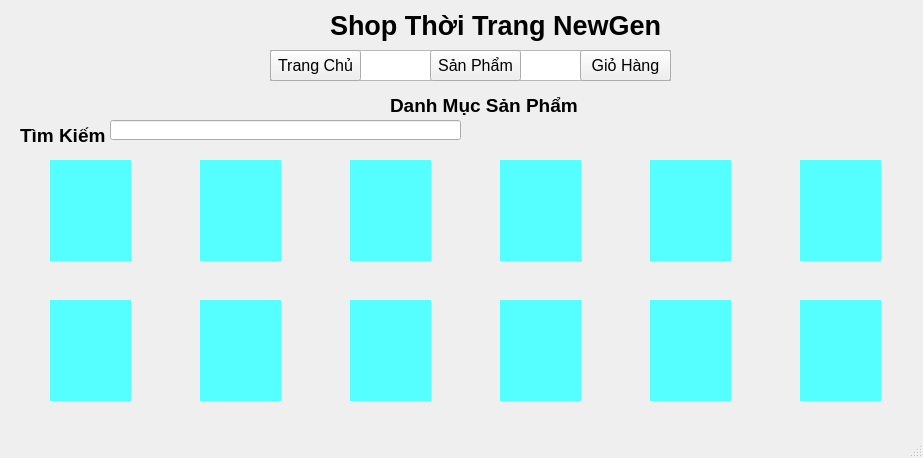
huynpvk25406-crypto/main, file sanpham.ui: the form before one commit.
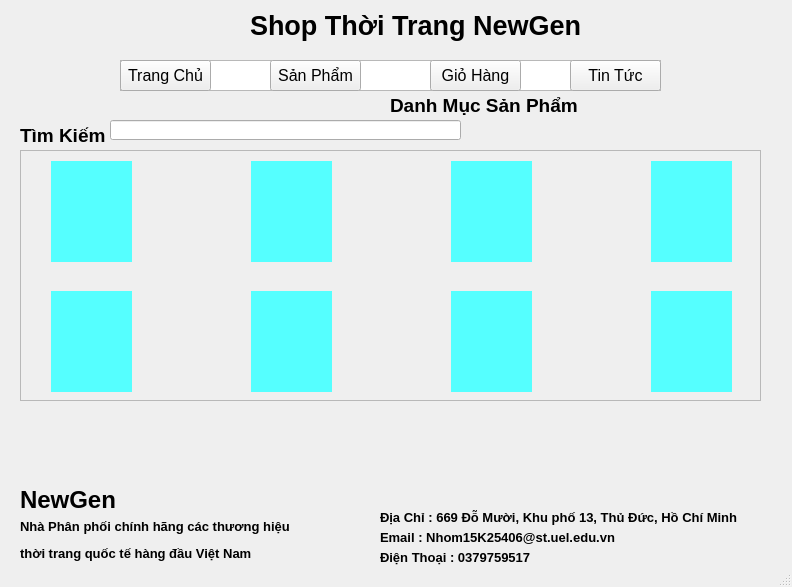
The form after the commit.

```diff
--- a/sanpham.ui
+++ b/sanpham.ui
@@ -6,8 +6,8 @@
    <rect>
     <x>0</x>
     <y>0</y>
-    <width>923</width>
-    <height>458</height>
+    <width>792</width>
+    <height>587</height>
    </rect>
   </property>
   <property name="windowTitle">
@@ -17,7 +17,7 @@
    <widget class="QLabel" name="label">
     <property name="geometry">
      <rect>
-      <x>330</x>
+      <x>250</x>
       <y>0</y>
       <width>341</width>
       <height>51</height>
@@ -32,8 +32,8 @@
      <rect>
       <x>20</x>
       <y>10</y>
-      <width>91</width>
-      <height>81</height>
+      <width>71</width>
+      <height>61</height>
      </rect>
     </property>
     <property name="text">
@@ -79,204 +79,12 @@
      <string>&lt;html&gt;&lt;head/&gt;&lt;body&gt;&lt;p&gt;&lt;span style=&quot; font-size:14pt; font-weight:600;&quot;&gt;Tìm Kiếm&lt;/span&gt;&lt;/p&gt;&lt;/body&gt;&lt;/html&gt;</string>
     </property>
    </widget>
-   <widget class="QLabel" name="sp1">
-    <property name="geometry">
-     <rect>
-      <x>50</x>
-      <y>160</y>
-      <width>81</width>
-      <height>101</height>
-     </rect>
-    </property>
-    <property name="styleSheet">
-     <string notr="true">background-color: rgb(85, 255, 255);</string>
-    </property>
-    <property name="text">
-     <string/>
-    </property>
-   </widget>
-   <widget class="QLabel" name="sp2">
-    <property name="geometry">
-     <rect>
-      <x>200</x>
-      <y>160</y>
-      <width>81</width>
-      <height>101</height>
-     </rect>
-    </property>
-    <property name="styleSheet">
-     <string notr="true">background-color: rgb(85, 255, 255);</string>
-    </property>
-    <property name="text">
-     <string/>
-    </property>
-   </widget>
-   <widget class="QLabel" name="sp3">
-    <property name="geometry">
-     <rect>
-      <x>350</x>
-      <y>160</y>
-      <width>81</width>
-      <height>101</height>
-     </rect>
-    </property>
-    <property name="styleSheet">
-     <string notr="true">background-color: rgb(85, 255, 255);</string>
-    </property>
-    <property name="text">
-     <string/>
-    </property>
-   </widget>
-   <widget class="QLabel" name="sp4">
-    <property name="geometry">
-     <rect>
-      <x>500</x>
-      <y>160</y>
-      <width>81</width>
-      <height>101</height>
-     </rect>
-    </property>
-    <property name="styleSheet">
-     <string notr="true">background-color: rgb(85, 255, 255);</string>
-    </property>
-    <property name="text">
-     <string/>
-    </property>
-   </widget>
-   <widget class="QLabel" name="sp5">
-    <property name="geometry">
-     <rect>
-      <x>650</x>
-      <y>160</y>
-      <width>81</width>
-      <height>101</height>
-     </rect>
-    </property>
-    <property name="styleSheet">
-     <string notr="true">background-color: rgb(85, 255, 255);</string>
-    </property>
-    <property name="text">
-     <string/>
-    </property>
-   </widget>
-   <widget class="QLabel" name="sp9">
-    <property name="geometry">
-     <rect>
-      <x>350</x>
-      <y>300</y>
-      <width>81</width>
-      <height>101</height>
-     </rect>
-    </property>
-    <property name="styleSheet">
-     <string notr="true">background-color: rgb(85, 255, 255);</string>
-    </property>
-    <property name="text">
-     <string/>
-    </property>
-   </widget>
-   <widget class="QLabel" name="sp6">
-    <property name="geometry">
-     <rect>
-      <x>800</x>
-      <y>160</y>
-      <width>81</width>
-      <height>101</height>
-     </rect>
-    </property>
-    <property name="styleSheet">
-     <string notr="true">background-color: rgb(85, 255, 255);</string>
-    </property>
-    <property name="text">
-     <string/>
-    </property>
-   </widget>
-   <widget class="QLabel" name="sp10">
-    <property name="geometry">
-     <rect>
-      <x>500</x>
-      <y>300</y>
-      <width>81</width>
-      <height>101</height>
-     </rect>
-    </property>
-    <property name="styleSheet">
-     <string notr="true">background-color: rgb(85, 255, 255);</string>
-    </property>
-    <property name="text">
-     <string/>
-    </property>
-   </widget>
-   <widget class="QLabel" name="sp7">
-    <property name="geometry">
-     <rect>
-      <x>50</x>
-      <y>300</y>
-      <width>81</width>
-      <height>101</height>
-     </rect>
-    </property>
-    <property name="styleSheet">
-     <string notr="true">background-color: rgb(85, 255, 255);</string>
-    </property>
-    <property name="text">
-     <string/>
-    </property>
-   </widget>
-   <widget class="QLabel" name="sp11">
-    <property name="geometry">
-     <rect>
-      <x>650</x>
-      <y>300</y>
-      <width>81</width>
-      <height>101</height>
-     </rect>
-    </property>
-    <property name="styleSheet">
-     <string notr="true">background-color: rgb(85, 255, 255);</string>
-    </property>
-    <property name="text">
-     <string/>
-    </property>
-   </widget>
-   <widget class="QLabel" name="sp8">
-    <property name="geometry">
-     <rect>
-      <x>200</x>
-      <y>300</y>
-      <width>81</width>
-      <height>101</height>
-     </rect>
-    </property>
-    <property name="styleSheet">
-     <string notr="true">background-color: rgb(85, 255, 255);</string>
-    </property>
-    <property name="text">
-     <string/>
-    </property>
-   </widget>
-   <widget class="QLabel" name="sp12">
-    <property name="geometry">
-     <rect>
-      <x>800</x>
-      <y>300</y>
-      <width>81</width>
-      <height>101</height>
-     </rect>
-    </property>
-    <property name="styleSheet">
-     <string notr="true">background-color: rgb(85, 255, 255);</string>
-    </property>
-    <property name="text">
-     <string/>
-    </property>
-   </widget>
    <widget class="QTextEdit" name="textEdit">
     <property name="geometry">
      <rect>
-      <x>270</x>
-      <y>50</y>
-      <width>401</width>
+      <x>120</x>
+      <y>60</y>
+      <width>541</width>
       <height>31</height>
      </rect>
     </property>
@@ -284,8 +92,8 @@
    <widget class="QPushButton" name="sanpham">
     <property name="geometry">
      <rect>
-      <x>430</x>
-      <y>50</y>
+      <x>270</x>
+      <y>60</y>
       <width>91</width>
       <height>31</height>
      </rect>
@@ -299,29 +107,11 @@
      <string>Sản Phẩm</string>
     </property>
    </widget>
-   <widget class="QPushButton" name="giohang">
-    <property name="geometry">
-     <rect>
-      <x>580</x>
-      <y>50</y>
-      <width>91</width>
-      <height>31</height>
-     </rect>
-    </property>
-    <property name="font">
-     <font>
-      <pointsize>12</pointsize>
-     </font>
-    </property>
-    <property name="text">
-     <string>Giỏ Hàng</string>
-    </property>
-   </widget>
    <widget class="QPushButton" name="trangchu">
     <property name="geometry">
      <rect>
-      <x>270</x>
-      <y>50</y>
+      <x>120</x>
+      <y>60</y>
       <width>91</width>
       <height>31</height>
      </rect>
@@ -335,6 +125,291 @@
      <string>Trang Chủ</string>
     </property>
    </widget>
+   <widget class="QPushButton" name="tintuc">
+    <property name="geometry">
+     <rect>
+      <x>570</x>
+      <y>60</y>
+      <width>91</width>
+      <height>31</height>
+     </rect>
+    </property>
+    <property name="font">
+     <font>
+      <pointsize>12</pointsize>
+     </font>
+    </property>
+    <property name="text">
+     <string>Tin Tức</string>
+    </property>
+   </widget>
+   <widget class="QPushButton" name="giohang">
+    <property name="geometry">
+     <rect>
+      <x>430</x>
+      <y>60</y>
+      <width>91</width>
+      <height>31</height>
+     </rect>
+    </property>
+    <property name="font">
+     <font>
+      <pointsize>12</pointsize>
+     </font>
+    </property>
+    <property name="text">
+     <string>Giỏ Hàng</string>
+    </property>
+   </widget>
+   <widget class="QLabel" name="cuoi">
+    <property name="geometry">
+     <rect>
+      <x>0</x>
+      <y>400</y>
+      <width>791</width>
+      <height>81</height>
+     </rect>
+    </property>
+    <property name="text">
+     <string/>
+    </property>
+    <property name="scaledContents">
+     <bool>true</bool>
+    </property>
+   </widget>
+   <widget class="QLabel" name="label_5">
+    <property name="geometry">
+     <rect>
+      <x>380</x>
+      <y>550</y>
+      <width>371</width>
+      <height>16</height>
+     </rect>
+    </property>
+    <property name="text">
+     <string>&lt;html&gt;&lt;head/&gt;&lt;body&gt;&lt;p&gt;&lt;span style=&quot; font-size:10pt; font-weight:600;&quot;&gt;Điện Thoại : 0379759517&lt;/span&gt;&lt;/p&gt;&lt;/body&gt;&lt;/html&gt;</string>
+    </property>
+   </widget>
+   <widget class="QLabel" name="label_6">
+    <property name="geometry">
+     <rect>
+      <x>380</x>
+      <y>530</y>
+      <width>371</width>
+      <height>16</height>
+     </rect>
+    </property>
+    <property name="text">
+     <string>&lt;html&gt;&lt;head/&gt;&lt;body&gt;&lt;p&gt;&lt;span style=&quot; font-size:10pt; font-weight:600;&quot;&gt;Email : Nhom15K25406@st.uel.edu.vn&lt;/span&gt;&lt;/p&gt;&lt;/body&gt;&lt;/html&gt;</string>
+    </property>
+   </widget>
+   <widget class="QLabel" name="label_7">
+    <property name="geometry">
+     <rect>
+      <x>20</x>
+      <y>480</y>
+      <width>111</width>
+      <height>41</height>
+     </rect>
+    </property>
+    <property name="text">
+     <string>&lt;html&gt;&lt;head/&gt;&lt;body&gt;&lt;p&gt;&lt;span style=&quot; font-size:18pt; font-weight:600;&quot;&gt;NewGen&lt;/span&gt;&lt;/p&gt;&lt;/body&gt;&lt;/html&gt;</string>
+    </property>
+   </widget>
+   <widget class="QLabel" name="label_8">
+    <property name="geometry">
+     <rect>
+      <x>20</x>
+      <y>510</y>
+      <width>281</width>
+      <height>61</height>
+     </rect>
+    </property>
+    <property name="text">
+     <string>&lt;html&gt;&lt;head/&gt;&lt;body&gt;&lt;p&gt;&lt;span style=&quot; font-size:10pt; font-weight:600;&quot;&gt;Nhà Phân phối chính hãng các thương hiệu &lt;/span&gt;&lt;/p&gt;&lt;p&gt;&lt;span style=&quot; font-size:10pt; font-weight:600;&quot;&gt;thời trang quốc tế hàng đầu Việt Nam&lt;/span&gt;&lt;/p&gt;&lt;/body&gt;&lt;/html&gt;</string>
+    </property>
+   </widget>
+   <widget class="QLabel" name="label_9">
+    <property name="geometry">
+     <rect>
+      <x>380</x>
+      <y>510</y>
+      <width>401</width>
+      <height>16</height>
+     </rect>
+    </property>
+    <property name="text">
+     <string>&lt;html&gt;&lt;head/&gt;&lt;body&gt;&lt;p&gt;&lt;span style=&quot; font-size:10pt; font-weight:600;&quot;&gt;Địa Chỉ : 669 Đỗ Mười, Khu phố 13, Thủ Đức, Hồ Chí Minh&lt;/span&gt;&lt;/p&gt;&lt;/body&gt;&lt;/html&gt;</string>
+    </property>
+   </widget>
+   <widget class="QScrollArea" name="scrollArea">
+    <property name="geometry">
+     <rect>
+      <x>20</x>
+      <y>150</y>
+      <width>741</width>
+      <height>251</height>
+     </rect>
+    </property>
+    <property name="widgetResizable">
+     <bool>true</bool>
+    </property>
+    <widget class="QWidget" name="scrollAreaWidgetContents">
+     <property name="geometry">
+      <rect>
+       <x>0</x>
+       <y>0</y>
+       <width>739</width>
+       <height>249</height>
+      </rect>
+     </property>
+     <widget class="QLabel" name="sp8">
+      <property name="geometry">
+       <rect>
+        <x>630</x>
+        <y>140</y>
+        <width>81</width>
+        <height>101</height>
+       </rect>
+      </property>
+      <property name="styleSheet">
+       <string notr="true">background-color: rgb(85, 255, 255);</string>
+      </property>
+      <property name="text">
+       <string/>
+      </property>
+     </widget>
+     <widget class="QLabel" name="sp3">
+      <property name="geometry">
+       <rect>
+        <x>430</x>
+        <y>10</y>
+        <width>81</width>
+        <height>101</height>
+       </rect>
+      </property>
+      <property name="styleSheet">
+       <string notr="true">background-color: rgb(85, 255, 255);</string>
+      </property>
+      <property name="text">
+       <string/>
+      </property>
+     </widget>
+     <widget class="QLabel" name="sp1">
+      <property name="geometry">
+       <rect>
+        <x>30</x>
+        <y>10</y>
+        <width>81</width>
+        <height>101</height>
+       </rect>
+      </property>
+      <property name="styleSheet">
+       <string notr="true">background-color: rgb(85, 255, 255);</string>
+      </property>
+      <property name="text">
+       <string/>
+      </property>
+     </widget>
+     <widget class="QLabel" name="sp5">
+      <property name="geometry">
+       <rect>
+        <x>30</x>
+        <y>140</y>
+        <width>81</width>
+        <height>101</height>
+       </rect>
+      </property>
+      <property name="styleSheet">
+       <string notr="true">background-color: rgb(85, 255, 255);</string>
+      </property>
+      <property name="text">
+       <string/>
+      </property>
+     </widget>
+     <widget class="QLabel" name="sp6">
+      <property name="geometry">
+       <rect>
+        <x>230</x>
+        <y>140</y>
+        <width>81</width>
+        <height>101</height>
+       </rect>
+      </property>
+      <property name="styleSheet">
+       <string notr="true">background-color: rgb(85, 255, 255);</string>
+      </property>
+      <property name="text">
+       <string/>
+      </property>
+     </widget>
+     <widget class="QLabel" name="sp2">
+      <property name="geometry">
+       <rect>
+        <x>230</x>
+        <y>10</y>
+        <width>81</width>
+        <height>101</height>
+       </rect>
+      </property>
+      <property name="styleSheet">
+       <string notr="true">background-color: rgb(85, 255, 255);</string>
+      </property>
+      <property name="text">
+       <string/>
+      </property>
+     </widget>
+     <widget class="QLabel" name="sp4">
+      <property name="geometry">
+       <rect>
+        <x>630</x>
+        <y>10</y>
+        <width>81</width>
+        <height>101</height>
+       </rect>
+      </property>
+      <property name="styleSheet">
+       <string notr="true">background-color: rgb(85, 255, 255);</string>
+      </property>
+      <property name="text">
+       <string/>
+      </property>
+     </widget>
+     <widget class="QLabel" name="sp7">
+      <property name="geometry">
+       <rect>
+        <x>430</x>
+        <y>140</y>
+        <width>81</width>
+        <height>101</height>
+       </rect>
+      </property>
+      <property name="styleSheet">
+       <string notr="true">background-color: rgb(85, 255, 255);</string>
+      </property>
+      <property name="text">
+       <string/>
+      </property>
+     </widget>
+    </widget>
+   </widget>
+   <zorder>textEdit</zorder>
+   <zorder>scrollArea</zorder>
+   <zorder>label</zorder>
+   <zorder>logo</zorder>
+   <zorder>timkiem</zorder>
+   <zorder>label_3</zorder>
+   <zorder>label_4</zorder>
+   <zorder>sanpham</zorder>
+   <zorder>trangchu</zorder>
+   <zorder>tintuc</zorder>
+   <zorder>giohang</zorder>
+   <zorder>cuoi</zorder>
+   <zorder>label_5</zorder>
+   <zorder>label_6</zorder>
+   <zorder>label_7</zorder>
+   <zorder>label_8</zorder>
+   <zorder>label_9</zorder>
   </widget>
   <widget class="QMenuBar" name="menubar">
    <property name="geometry">
```
Left out of the diff: 2 changed lines with no effect on the pictures.
